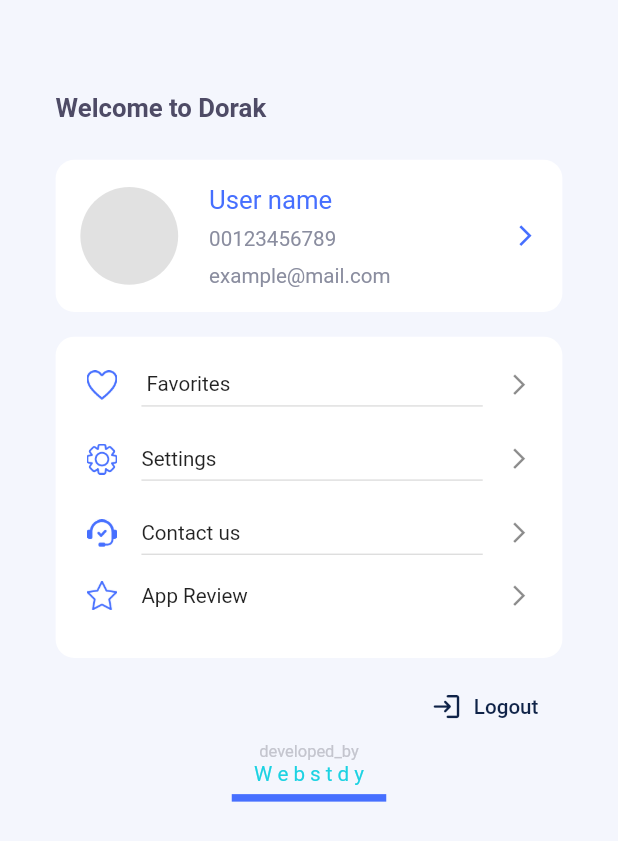
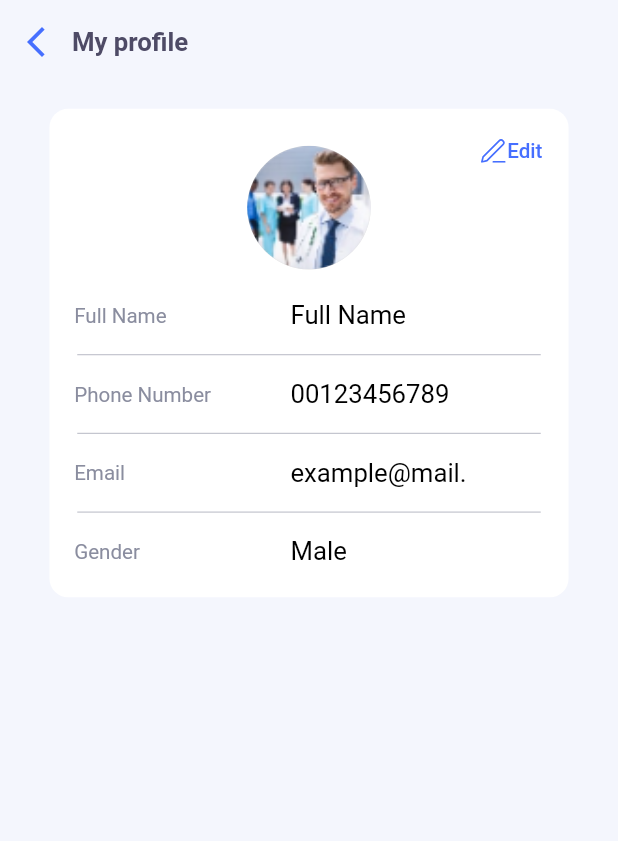
Before and after one commit to Abdo010101/Dorak, a Flutter app: the ProfileScreen screen opened directly, after a tap on "User name", on a phone screen of 412 x 824 dp. Shown: the top 841 px of the screen. Run offline on Flutter 3.47's test engine with Material 2 defaults, Android fonts, the phone set to English and light mode, and no system bars; our stand-ins replace cached_network_image, date_time_picker, dio, easy_localization, flutter_datetime_picker, flutter_rating_bar and 7 more; missing offline and left inert: flutter_svg_image, material_dialogs, wc_form_validators; accounts and stored records are empty.

Commit message:
profile details

```diff
--- a/lib/routes/route_manger.dart
+++ b/lib/routes/route_manger.dart
@@ -20,6 +20,9 @@ class RouteManger {
       case NameRoutes.kNotificationScreen:
         return MaterialPageRoute(
             builder: (context) => const NotificationScreen());
+      case NameRoutes.kProfileDetailsScreen:
+        return MaterialPageRoute(
+            builder: (context) => const ProfileDetailsScreen());
       case NameRoutes.kProfileScreen:
         return MaterialPageRoute(builder: (context) => const ProfileScreen());
 
--- a/lib/ui/components/components.dart
+++ b/lib/ui/components/components.dart
@@ -35,5 +35,6 @@ export 'menu/row_menu_card.dart';
 export 'notification/notification_card.dart';
 export 'offer/date_time_builder.dart';
 export 'offer/offer_widget.dart';
+export 'profile/information_text.dart';
 export 'settings/settings_components.dart';
 export 'terms_policy/terms_policy_bottom_sheet.dart';
--- /dev/null
+++ b/lib/ui/components/profile/information_text.dart
@@ -0,0 +1,58 @@
+import 'package:flutter/material.dart';
+import 'package:sizer/sizer.dart';
+
+import '../../../constants/constants.dart';
+import '../components.dart';
+
+class InformationText extends StatelessWidget {
+  const InformationText(
+      {Key? key,
+      required this.title,
+      this.subTitle,
+      this.divider,
+      this.horizontalPadding = 0.0})
+      : super(key: key);
+  final String title;
+  final String? subTitle;
+  final bool? divider;
+  final double? horizontalPadding;
+
+  @override
+  Widget build(BuildContext context) {
+    return Padding(
+      padding: EdgeInsets.symmetric(horizontal: horizontalPadding!),
+      child: Column(
+        children: [
+          Row(
+            children: [
+              TextBuilder(
+                text: title,
+                color: AppColors.darkGray,
+                size: 10.sp,
+                bold: false,
+                verticalPadding: 1.h,
+                width: 30.w,
+              ),
+              TextBuilder(
+                text: subTitle ?? '',
+                color: Colors.black,
+                size: 12.5.sp,
+                bold: false,
+                verticalPadding: 1.h,
+                horizontalPadding: 5.w,
+                width: 40.w,
+              ),
+            ],
+          ),
+          divider == null || divider == true
+              ? DividerBuilder(
+                  dividerColor: AppColors.darkGray.withOpacity(0.5),
+                  width: 100.w,
+                  thickness: 0.1.h,
+                )
+              : const SizedBox(),
+        ],
+      ),
+    );
+  }
+}
--- /dev/null
+++ b/lib/ui/screens/profile_details_screen.dart
@@ -0,0 +1,114 @@
+import 'package:easy_localization/easy_localization.dart';
+import 'package:flutter/material.dart';
+import 'package:flutter_svg/svg.dart';
+import 'package:sizer/sizer.dart';
+
+import '../../constants/constants.dart';
+import '../components/components.dart';
+
+class ProfileDetailsScreen extends StatelessWidget {
+  const ProfileDetailsScreen({Key? key}) : super(key: key);
+
+  @override
+  Widget build(BuildContext context) {
+    return Scaffold(
+      appBar: AppBar(
+        backgroundColor: AppColors.liteWight,
+        elevation: 0,
+        leadingWidth: 40.w,
+        leading: Row(
+          children: [
+            IconButton(
+              onPressed: () => Navigator.pop(context),
+              icon: const Icon(
+                Icons.arrow_back_ios_new,
+                color: AppColors.blue,
+              ),
+            ),
+            TextBuilder(
+              text: 'My profile',
+              color: AppColors.navyBlue,
+              verticalPadding: 2.h,
+              bold: true,
+            ),
+          ],
+        ),
+      ),
+      backgroundColor: AppColors.liteWight,
+      body: EmptyCard(
+        color: AppColors.transparent,
+        verticalPadding: 0,
+        verticalMargin: 1.h,
+        horizontalMargin: 4.w,
+        child: Column(
+          crossAxisAlignment: CrossAxisAlignment.start,
+          children: [
+            Stack(
+              children: [
+                EmptyCard(
+                  verticalMargin: 1.h,
+                  horizontalMargin: 0,
+                  verticalPadding: 1.5.h,
+                  color: AppColors.white,
+                  child: Column(
+                    crossAxisAlignment: CrossAxisAlignment.center,
+                    children: [
+                      GeometricalAvatar(
+                        path: AppAssets.kDoctorImage,
+                        radius: 60.sp,
+                        margin: EdgeInsets.symmetric(vertical: 1.5.h),
+                      ),
+                      InformationText(
+                        title: AppStrings.kName.tr(),
+                        subTitle: 'Full Name',
+                      ),
+                      InformationText(
+                        title: AppStrings.kPhone.tr(),
+                        subTitle: '00123456789',
+                      ),
+                      InformationText(
+                        title: AppStrings.kEmail.tr(),
+                        subTitle: 'example@mail.com',
+                      ),
+                      InformationText(
+                        title: AppStrings.kGender.tr(),
+                        subTitle: 'Male',
+                        divider: false,
+                      ),
+                    ],
+                  ),
+                ),
+                PositionedDirectional(
+                  end: 3.5.w,
+                  top: 1.5.h,
+                  child: MaterialButton(
+                    minWidth: 5.w,
+                    padding: EdgeInsets.zero,
+                    onPressed: () {},
+                    child: Row(
+                      children: [
+                        Padding(
+                          padding: EdgeInsets.symmetric(horizontal: 0.25.w),
+                          child: SvgPicture.asset(
+                            AppAssets.kPen,
+                            width: 4.w,
+                          ),
+                        ),
+                        Text(
+                          AppStrings.kEdit.tr(),
+                          style: TextStyle(
+                              color: AppColors.blue,
+                              fontSize: AppFontSizes.kS3),
+                        ),
+                      ],
+                    ),
+                  ),
+                ),
+              ],
+            ),
+          ],
+        ),
+      ),
+    );
+  }
+}
--- a/lib/ui/screens/profile_screen.dart
+++ b/lib/ui/screens/profile_screen.dart
@@ -31,7 +31,8 @@ class ProfileScreen extends StatelessWidget {
               trailing: 'example@mail.com',
               horizontalMargin: 0,
               verticalMargin: 1.h,
-              onTap: () {},
+              onTap: () => Navigator.pushNamed(
+                  context, NameRoutes.kProfileDetailsScreen),
             ),
             EmptyCard(
               verticalMargin: 1.h,
--- a/lib/ui/screens/screens.dart
+++ b/lib/ui/screens/screens.dart
@@ -4,6 +4,7 @@ export 'introduction_screen.dart';
 export 'main_screen.dart';
 export 'main_test_screen.dart';
 export 'notification_screen.dart';
+export 'profile_details_screen.dart';
 export 'profile_screen.dart';
 export 'splash_screen.dart';
 export 'success_screen.dart';
```
